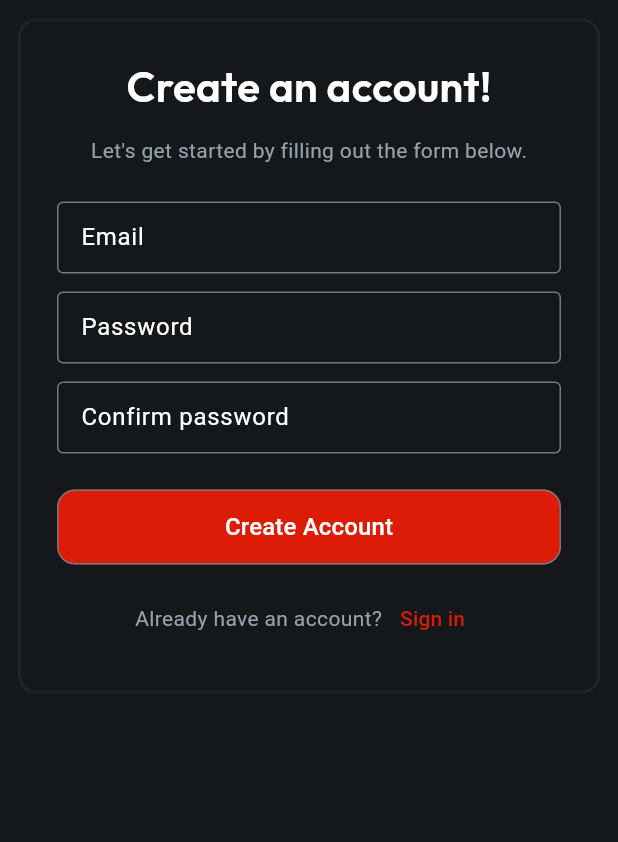
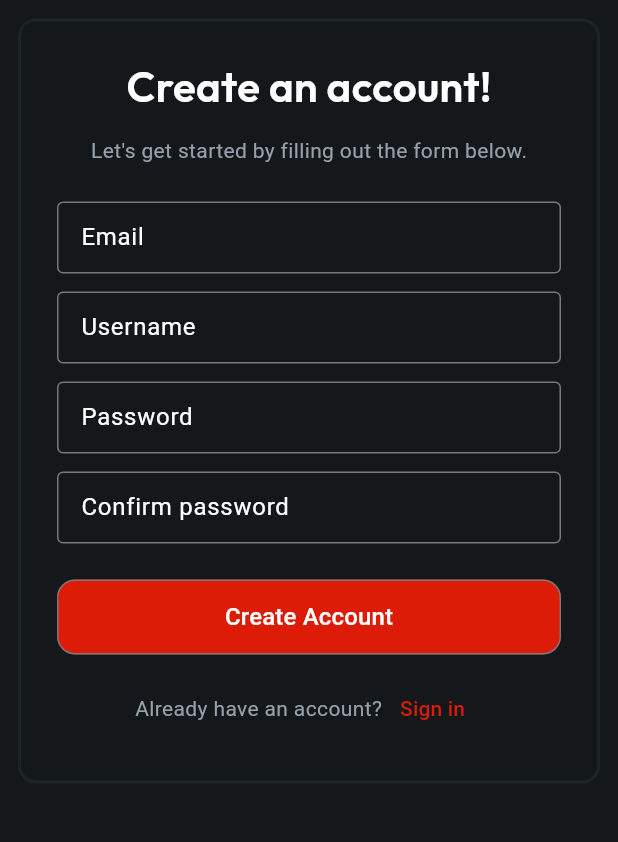
Before and after one commit to MatesMlynar/RidersTrack, a Flutter app: the screen it shows after launch, after a tap on "Sign Up Here", on a phone screen of 412 x 824 dp, the part 252-1094 px from its top. Run offline on Flutter 3.47's test engine with Material 2 defaults, Android fonts, the phone set to English and light mode, and no system bars; drawn by our look-alikes of auto_size_text; our stand-ins replace flutter_secure_storage, google_fonts, sizer; missing offline and left inert: jwt_decode.

Commit message:
[frontend] register and login commands integrated to backend endpoints

```diff
--- a/frontend/lib/commands/user/login_command.dart
+++ b/frontend/lib/commands/user/login_command.dart
@@ -11,11 +11,10 @@ class LoginCommand extends BaseCommand{
   Future<Map<String, dynamic>> run(String email, String password) async {
 
     Map<String, dynamic> result = await userService.login(email, password);
-
-    //TODO imlement case if status is not 200
-
+    //TODO check if token is still valid
 
     if(result['status'] == 200){
+
       //store token in some local/secured preferences
       if (result['token'] != null && result['token'].isNotEmpty){
           await secureStorage.setToken(result['token']);
--- /dev/null
+++ b/frontend/lib/commands/user/register_command.dart
@@ -0,0 +1,20 @@
+
+
+import 'package:frontend/commands/base_command.dart';
+
+class RegisterCommand extends BaseCommand{
+
+  Future<Map<String, dynamic>> run(String email, String username, String password, String confirmPassword) async {
+
+    if(password != confirmPassword){
+      return {
+        "status": 400,
+        "message": "Password and Verify Password must be the same"
+      };
+    }
+    else{
+      return await userService.register(email,username, password);
+    }
+  }
+
+}
--- a/frontend/lib/main.dart
+++ b/frontend/lib/main.dart
@@ -4,20 +4,31 @@ import 'package:frontend/models/user_model.dart';
 import 'package:frontend/services/user_service.dart';
 import 'package:frontend/utils/secure_storage.dart';
 import 'package:frontend/views/home_page.dart';
+import 'package:frontend/views/layout/layout_page.dart';
 import 'package:frontend/views/login_page.dart';
 import 'package:frontend/views/registration_page.dart';
+import 'package:jwt_decode/jwt_decode.dart';
 import 'package:provider/provider.dart';
 import 'package:sizer/sizer.dart';
 
-void main() {
-  //TODO check if token is expired
+void main() async {
+  WidgetsFlutterBinding.ensureInitialized();
 
+  SecureStorage secureStorage = SecureStorage();
+  String? token = await secureStorage.getToken();
 
-  runApp(const MyApp());
+  bool isTokenValid = false;
+
+  if(token != null){
+    isTokenValid = Jwt.isExpired(token) == false;
+  }
+
+  runApp(MyApp(isTokenValid: isTokenValid));
 }
 
 class MyApp extends StatelessWidget {
-  const MyApp({super.key});
+  final bool isTokenValid;
+  const MyApp({super.key, required this.isTokenValid});
 
   // This widget is the root of your application.
   @override
@@ -37,7 +48,7 @@ class MyApp extends StatelessWidget {
             colorScheme: ColorScheme.fromSeed(seedColor: Colors.deepPurple),
             useMaterial3: true,
           ),
-          home: const LoginPage());
+          home: isTokenValid ? const LayoutPage() : const LoginPage());
     }));
   }
 }
--- a/frontend/lib/views/registration_page.dart
+++ b/frontend/lib/views/registration_page.dart
@@ -2,6 +2,7 @@ import 'dart:convert';
 
 import 'package:auto_size_text/auto_size_text.dart';
 import 'package:flutter/material.dart';
+import 'package:frontend/commands/user/register_command.dart';
 import 'package:frontend/views/login_page.dart';
 import 'package:google_fonts/google_fonts.dart';
 import 'package:sizer/sizer.dart';
@@ -16,24 +17,39 @@ class RegistrationPage extends StatefulWidget {
 
 class _RegistrationPageState extends State<RegistrationPage> {
   final emailController = TextEditingController();
+  final usernameController = TextEditingController();
   final passwordController = TextEditingController();
   final confirmPasswordController = TextEditingController();
+
+  bool isLoading = false;
 
   //registrate user
   void registerUser() async {
     if (emailController.text.isNotEmpty && passwordController.text.isNotEmpty) {
-      var reqBody = {
-        "email": emailController.text,
-        "password": passwordController.text
-      };
+      setState(() {
+        isLoading = true;
+      });
 
-      var response = await http.post(Uri.parse("http://172.23.208.1:3000/api/user/register"), headers: {"Contect-Type": "application/json"}, body: jsonEncode(reqBody));
-      print(json.decode(response.body));
+      var response = await RegisterCommand().run(emailController.text, usernameController.text, passwordController.text, confirmPasswordController.text);
+
+      if(response['status'] == 200){
+        setState(() {
+          isLoading = false;
+        });
+        ScaffoldMessenger.of(context).showSnackBar(SnackBar(content: Text(response['message']), backgroundColor: Colors.green,));
+        Navigator.push(context, MaterialPageRoute(builder: (context) => const LoginPage()));
+      }
+      else{
+        setState(() {
+          isLoading = false;
+        });
+        ScaffoldMessenger.of(context).showSnackBar(SnackBar(content: Text(response['message']), backgroundColor: Colors.red,));
+      }
+
     }
-
-    /*Navigator.push(
-        context, MaterialPageRoute(builder: (context) => const LoginPage()));*/
-    print("success");
+    else{
+      ScaffoldMessenger.of(context).showSnackBar(SnackBar(content: Text("Please fill out all fields"), backgroundColor: Colors.red,));
+    }
   }
 
   @override
@@ -47,7 +63,7 @@ class _RegistrationPageState extends State<RegistrationPage> {
   @override
   Widget build(BuildContext context) {
     return SafeArea(
-      child: Scaffold(
+      child: isLoading ? const Center(child: CircularProgressIndicator()) : Scaffold(
         backgroundColor: const Color.fromARGB(255, 20, 24, 27),
         body: SingleChildScrollView(
           child: ConstrainedBox(
@@ -121,6 +137,25 @@ class _RegistrationPageState extends State<RegistrationPage> {
                                       borderSide: BorderSide(
                                           color:
                                               Color.fromARGB(255, 29, 36, 40))),
+                                ),
+                              ),
+                            ),
+                            Padding(
+                              padding: const EdgeInsets.fromLTRB(0, 0, 0, 12),
+                              child: TextField(
+                                autocorrect: false,
+                                controller: usernameController,
+                                style: GoogleFonts.readexPro(
+                                    color: Colors.white, fontSize: 16),
+                                decoration: InputDecoration(
+                                  contentPadding: const EdgeInsets.all(12),
+                                  labelText: "Username",
+                                  labelStyle: GoogleFonts.readexPro(
+                                      color: Colors.white, fontSize: 16),
+                                  border: const OutlineInputBorder(
+                                      borderSide: BorderSide(
+                                          color:
+                                          Color.fromARGB(255, 29, 36, 40))),
                                 ),
                               ),
                             ),
```
Also changed, not shown: frontend/lib/services/user_service.dart (+11 -5 lines), frontend/lib/views/layout/layout_page.dart (added, +39 -0 lines), frontend/lib/views/login_page.dart (+17 -7 lines), 2 other files.
